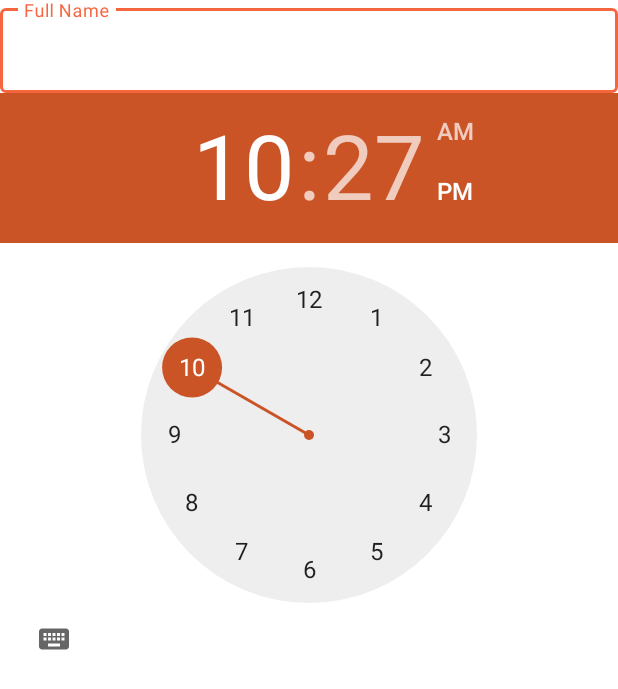
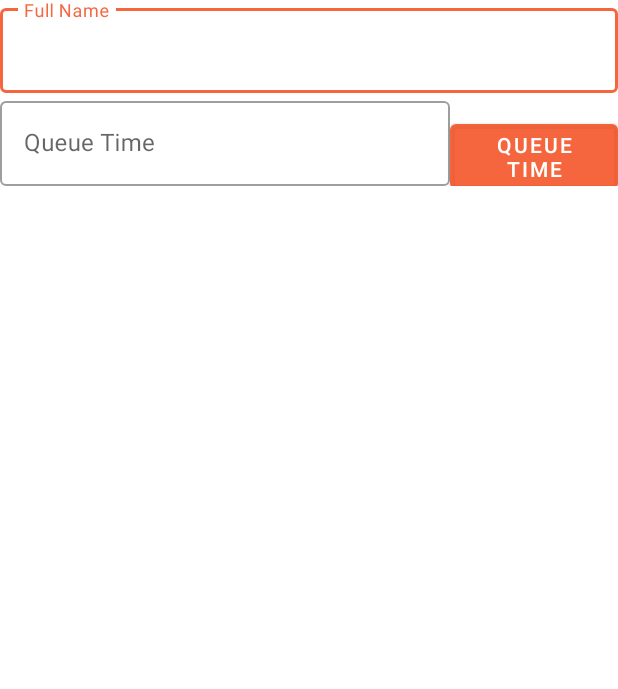
Before and after one commit to adam-mah/QueueMe, an Android app: the NewQueueActivity screen opened directly, with no data from a screen before it, on a phone screen of 412 x 824 dp. Shown: the top 689 px of the screen. Run offline under Robolectric (Android 15) with nearby library versions, the phone set to English and light mode, and no system bars.

Commit message:
NewQueueActivity - not completed

```diff
--- a/app/src/main/java/com/adamm/queueme/NewQueueActivity.java
+++ b/app/src/main/java/com/adamm/queueme/NewQueueActivity.java
@@ -1,14 +1,65 @@
 package com.adamm.queueme;
 
+import android.app.TimePickerDialog;
+import android.content.Context;
+import android.content.Intent;
 import android.os.Bundle;
+import android.view.View;
+import android.widget.Button;
+import android.widget.EditText;
+import android.widget.TimePicker;
 
+import androidx.annotation.NonNull;
 import androidx.annotation.Nullable;
 import androidx.appcompat.app.AppCompatActivity;
 
-public class NewQueueActivity extends AppCompatActivity {
+import com.firebase.ui.auth.IdpResponse;
+import com.firebase.ui.auth.util.ExtraConstants;
+import com.google.android.material.textfield.TextInputEditText;
+import com.google.android.material.textfield.TextInputLayout;
+
+import java.util.Calendar;
+
+public class NewQueueActivity extends AppCompatActivity implements View.OnClickListener{
+    private Button mTimePickerBtn;
+    private int mHour, mMinute;
+    TextInputEditText mTxtTime;
+    TextInputLayout mTxtTimeLayout;
+
+
+    public static Intent createIntent(@NonNull Context context, String storeID) {
+        return new Intent().setClass(context, NewQueueActivity.class)
+                .putExtra("EXTRA_STORE", storeID);
+    }
+
     @Override
     protected void onCreate(@Nullable Bundle savedInstanceState) {
         super.onCreate(savedInstanceState);
         setContentView(R.layout.activity_new_queue);
+        mTimePickerBtn = findViewById(R.id.btnSelectTime);
+        mTxtTime = findViewById(R.id.txtTimeText);
+        mTxtTimeLayout = findViewById(R.id.txtTimeInput);
+        mTimePickerBtn.setOnClickListener(this);
+        //mTxtTime.setOnClickListener(this);
+    }
+
+    @Override
+    public void onClick(View view) {
+        final Calendar c = Calendar.getInstance();
+        mHour = c.get(Calendar.HOUR_OF_DAY);
+        mMinute = c.get(Calendar.MINUTE);
+
+        // Launch Time Picker Dialog
+        TimePickerDialog timePickerDialog = new TimePickerDialog(this,
+                new TimePickerDialog.OnTimeSetListener() {
+                    @Override
+                    public void onTimeSet(TimePicker view, int hourOfDay,
+                                          int minute) {
+
+                        mTxtTime.setText(hourOfDay + ":" + minute);
+                    }
+                }, mHour, mMinute, false);
+
+        timePickerDialog.show();
     }
 }
--- a/app/src/main/res/layout/activity_new_queue.xml
+++ b/app/src/main/res/layout/activity_new_queue.xml
@@ -13,24 +13,56 @@
             android:layout_height="wrap_content"
             android:orientation="vertical" >
 
-            <com.google.android.material.textfield.TextInputLayout
-                android:id="@+id/txtNameInput"
+            <LinearLayout
+                android:layout_width="match_parent"
+                android:layout_height="match_parent"
+                android:orientation="horizontal">
+
+                <com.google.android.material.textfield.TextInputLayout
+                    android:id="@+id/txtNameInput"
+                    style="@style/Widget.MaterialComponents.TextInputLayout.OutlinedBox"
+                    android:layout_width="match_parent"
+                    android:layout_height="wrap_content"
+                    android:hint="@string/full_name">
+
+                    <com.google.android.material.textfield.TextInputEditText
+                        android:id="@+id/txtNameText"
+                        android:layout_width="match_parent"
+                        android:layout_height="wrap_content" />
+
+                </com.google.android.material.textfield.TextInputLayout>
+
+            </LinearLayout>
+
+            <LinearLayout
                 android:layout_width="match_parent"
                 android:layout_height="wrap_content"
-                android:hint="@string/full_name"
-                style="@style/Widget.MaterialComponents.TextInputLayout.OutlinedBox">
+                android:orientation="horizontal">
 
-                <com.google.android.material.textfield.TextInputEditText
-                    android:id="@+id/txtNameText"
-                    android:layout_width="match_parent"
+                <com.google.android.material.textfield.TextInputLayout
+                    android:id="@+id/txtTimeInput"
+                    style="@style/Widget.MaterialComponents.TextInputLayout.OutlinedBox"
+                    android:layout_width="300dp"
                     android:layout_height="wrap_content"
-                    />
+                    android:hint="@string/queue_time">
 
-            </com.google.android.material.textfield.TextInputLayout>
-            <TimePicker
-                android:id="@+id/queueTimePicker"
-                android:layout_width="wrap_content"
-                android:layout_height="wrap_content" />
+                    <com.google.android.material.textfield.TextInputEditText
+                        android:id="@+id/txtTimeText"
+                        android:layout_width="match_parent"
+                        android:layout_height="wrap_content"
+                        android:editable="false" />
+
+                </com.google.android.material.textfield.TextInputLayout>
+
+                <com.google.android.material.button.MaterialButton
+                    android:id="@+id/btnSelectTime"
+                    android:layout_width="91dp"
+                    android:layout_height="wrap_content"
+                    android:layout_weight="1"
+                    android:text="@string/queue_time" />
+
+            </LinearLayout>
+
         </LinearLayout>
     </ScrollView>
 
--- a/app/src/main/res/values/strings.xml
+++ b/app/src/main/res/values/strings.xml
@@ -17,6 +17,7 @@
     <string name="label_manage_user">Manage User</string>
     <string name="store_queue">Store Queue</string>
     <string name="new_queue">New Queue</string>
+    <string name="queue_time">Queue Time</string>
 
     <string name="learn_more">Learn More</string>
 
```
Also changed, not shown: app/src/main/java/com/adamm/queueme/MainActivity.java (+0 -9 lines), app/src/main/java/com/adamm/queueme/StoreQueueActivity.java (+14 -0 lines), app/src/main/res/layout/activity_main.xml (+0 -7 lines), app/src/main/res/layout/activity_store_queue.xml (+23 -4 lines).
